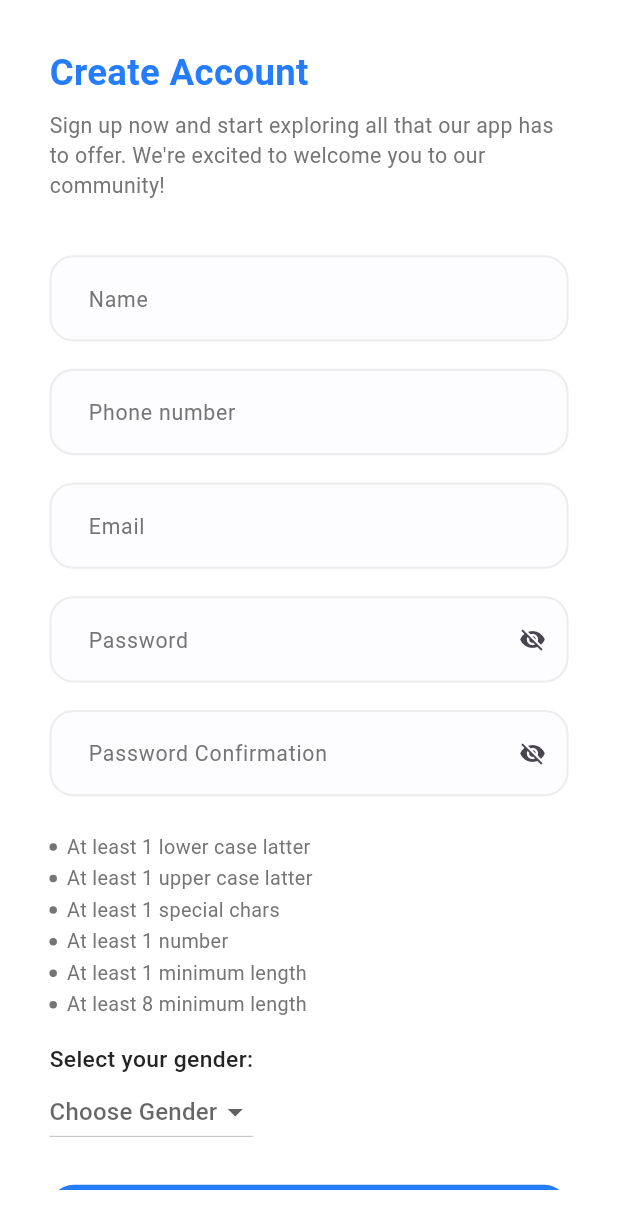
After one commit to Ahmed-Mohmmed-Yousef/flutter_compelet_project, a Flutter app: the SignupScreen screen opened by its route, on a phone screen of 412 x 824 dp. The commit adds this screen. Shown: the top 1229 px of the screen. Run offline on Flutter 3.47's test engine with Material 3 defaults, Android fonts, the phone set to English and light mode, and no system bars; our stand-ins replace dio, flutter_bloc, flutter_screenutil, flutter_svg, freezed_annotation, get_it and 2 more; generated files the repository leaves out were written again.

Commit message:
signup ui

```diff
--- a/lib/core/helpers/app_regex.dart
+++ b/lib/core/helpers/app_regex.dart
@@ -8,6 +8,10 @@
     return RegExp(
             r"^(?=.*[a-z])(?=.*[A-Z])(?=.*\d)(?=.*[@$!%*?&])[A-Za-z\d@$!%*?&]{8,}$")
         .hasMatch(password);
+  }
+
+  static bool isPhoneNumberValid(String phoneNumber) {
+    return RegExp(r'^(010|011|012|015)[0-9]{8}$').hasMatch(phoneNumber);
   }
 
   static bool hasLowerCase(String password) {
--- a/lib/core/networking/api_constants.dart
+++ b/lib/core/networking/api_constants.dart
@@ -2,6 +2,7 @@
   static const String apiBaseUrl = "https://vcare.integration25.com/api/";
 
   static const String login = "auth/login";
+  static const String signUp = "auth/register";
 }
 
 class ApiErrors {
--- a/lib/core/routing/app_router.dart
+++ b/lib/core/routing/app_router.dart
@@ -6,6 +6,8 @@
 import 'package:flutter_complete_project/features/login/logic/cubit/login_cubit.dart';
 import 'package:flutter_complete_project/features/login/ui/login_screen.dart';
 import 'package:flutter_complete_project/features/onboarding/onboarding_screen.dart';
+import 'package:flutter_complete_project/features/register/logic/signup_cubit.dart';
+import 'package:flutter_complete_project/features/register/ui/signup_screen.dart';
 
 class AppRouter {
   Route generateRoute(RouteSettings settings) {
@@ -24,6 +26,13 @@
             child: const LoginScreen(),
           ),
         );
+      case Routes.signupScreen:
+        return MaterialPageRoute(
+          builder: (_) => BlocProvider(
+            create: (context) => getIt<SignupCubit>(),
+            child: const SignupScreen(),
+          ),
+        );
       case Routes.homeScreen:
         return MaterialPageRoute(
           builder: (_) => const HomeScreen(),
--- a/lib/core/routing/routes.dart
+++ b/lib/core/routing/routes.dart
@@ -1,5 +1,6 @@
 class Routes {
   static const String onBoardingScreen = '/onBoardingScreen';
   static const String loginScreen = '/loginScreen';
+  static const String signupScreen = '/signupScreen';
   static const String homeScreen = '/homeScreen';
 }
--- a/lib/core/theming/styles.dart
+++ b/lib/core/theming/styles.dart
@@ -69,6 +69,12 @@
     color: ColorsManager.darkBlue,
   );
 
+  static TextStyle font14BlueSemiBold = TextStyle(
+    fontSize: 14.sp,
+    fontWeight: FontWeightHelper.semiBold,
+    color: ColorsManager.mainBlue,
+  );
+
   static TextStyle font14BlueSimeBold = TextStyle(
     fontSize: 14.sp,
     fontWeight: FontWeightHelper.semiBold,
@@ -76,6 +82,12 @@
   );
 
   static TextStyle font15DarkBlueMeduim = TextStyle(
+    fontSize: 15.sp,
+    fontWeight: FontWeightHelper.medium,
+    color: ColorsManager.darkBlue,
+  );
+
+  static TextStyle font15DarkBlueMedium = TextStyle(
     fontSize: 15.sp,
     fontWeight: FontWeightHelper.medium,
     color: ColorsManager.darkBlue,
--- a/lib/features/login/logic/cubit/login_cubit.dart
+++ b/lib/features/login/logic/cubit/login_cubit.dart
@@ -31,9 +31,14 @@
     return null;
   }
 
-  void emitLoginState(LoginRequestBody request) async {
+  void emitLoginState() async {
     emit(const LoginState.loading());
-    final response = await _loginRepo.login(request);
+    final response = await _loginRepo.login(
+      LoginRequestBody(
+        email: emailController.text,
+        password: passwordController.text,
+      ),
+    );
     response.when(success: (data) {
       emit(LoginState.success(data));
     }, failure: (error) {
--- /dev/null
+++ b/lib/features/register/data/models/signup_request_body.dart
@@ -0,0 +1,26 @@
+import 'package:freezed_annotation/freezed_annotation.dart';
+
+part 'signup_request_body.g.dart';
+
+@JsonSerializable()
+class SignupRequestBody {
+  final String name;
+  final String email;
+  final String password;
+  @JsonKey(name: 'confirm_password')
+  final String passwordConfirmation;
+  final String phone;
+  final int gender;
+
+  SignupRequestBody({
+    required this.name,
+    required this.email,
+    required this.password,
+    required this.passwordConfirmation,
+    required this.phone,
+    required this.gender,
+  });
+
+  factory SignupRequestBody.fromJson(Map<String, dynamic> json) =>
+      _$SignupRequestBodyFromJson(json);
+}
--- /dev/null
+++ b/lib/features/register/data/repo/signup_repo.dart
@@ -0,0 +1,21 @@
+import 'package:flutter_complete_project/core/networking/api_error_handler.dart';
+import 'package:flutter_complete_project/core/networking/api_result.dart';
+import 'package:flutter_complete_project/core/networking/api_service.dart';
+import 'package:flutter_complete_project/features/register/data/models/signup_request_body.dart';
+import 'package:flutter_complete_project/features/register/data/models/signup_response.dart';
+
+class SignupRepo {
+  final ApiService _apiService;
+
+  SignupRepo(this._apiService);
+
+  Future<ApiResult<SignupResponse>> signup(
+      SignupRequestBody signupRequestBody) async {
+    try {
+      final response = await _apiService.signup(signupRequestBody);
+      return ApiResult.success(response);
+    } catch (errro) {
+      return ApiResult.failure(ErrorHandler.handle(errro));
+    }
+  }
+}
--- /dev/null
+++ b/lib/features/register/logic/signup_cubit.dart
@@ -0,0 +1,43 @@
+import 'package:flutter/material.dart';
+import 'package:flutter_bloc/flutter_bloc.dart';
+import 'package:flutter_complete_project/features/register/data/models/signup_request_body.dart';
+import 'package:flutter_complete_project/features/register/data/repo/signup_repo.dart';
+import 'package:flutter_complete_project/features/register/logic/signup_state.dart';
+
+class SignupCubit extends Cubit<SignupState> {
+  final SignupRepo _signupRepo;
+  SignupCubit(this._signupRepo) : super(const SignupState.initial());
+
+  TextEditingController nameController = TextEditingController();
+  TextEditingController emailController = TextEditingController();
+  TextEditingController phoneController = TextEditingController();
+  TextEditingController passwordController = TextEditingController();
+  TextEditingController passwordConfirmationController =
+      TextEditingController();
+  int _gender = 0;
+  final formKey = GlobalKey<FormState>();
+
+  void changeGender(int gender) {
+    _gender = gender;
+    emit(SignupState.signupGender(value: gender));
+  }
+
+  void emitSignupStates() async {
+    emit(const SignupState.signupLoading());
+    final response = await _signupRepo.signup(
+      SignupRequestBody(
+        name: nameController.text,
+        email: emailController.text,
+        phone: phoneController.text,
+        password: passwordController.text,
+        passwordConfirmation: passwordConfirmationController.text,
+        gender: _gender,
+      ),
+    );
+    response.when(success: (signupResponse) {
+      emit(SignupState.signupSuccess(signupResponse));
+    }, failure: (error) {
+      emit(SignupState.signupError(error: error.failure.message ?? ''));
+    });
+  }
+}
--- /dev/null
+++ b/lib/features/register/logic/signup_state.dart
@@ -0,0 +1,13 @@
+import 'package:freezed_annotation/freezed_annotation.dart';
+
+part 'signup_state.freezed.dart';
+
+@freezed
+class SignupState<T> with _$SignupState<T> {
+  const factory SignupState.initial() = _Initial;
+
+  const factory SignupState.signupGender({required int value}) = SignupGender;
+  const factory SignupState.signupLoading() = SignupLoading;
+  const factory SignupState.signupSuccess(T data) = SignupSuccess<T>;
+  const factory SignupState.signupError({required String error}) = SignupError;
+}
--- /dev/null
+++ b/lib/features/register/ui/signup_screen.dart
@@ -0,0 +1,71 @@
+import 'package:flutter/material.dart';
+import 'package:flutter_bloc/flutter_bloc.dart';
+import 'package:flutter_complete_project/core/helpers/spacing.dart';
+import 'package:flutter_complete_project/core/theming/styles.dart';
+import 'package:flutter_complete_project/core/widgets/app_text_button.dart';
+import 'package:flutter_complete_project/features/login/ui/widgets/terms_and_conditions_text.dart';
+import 'package:flutter_complete_project/features/register/logic/signup_cubit.dart';
+import 'package:flutter_complete_project/features/register/ui/widgets/already_have_account_text.dart';
+import 'package:flutter_complete_project/features/register/ui/widgets/sign_up_bloc_listener.dart';
+import 'package:flutter_complete_project/features/register/ui/widgets/signup_form.dart';
+import 'package:flutter_complete_project/features/register/ui/widgets/signup_gender.dart';
+import 'package:flutter_screenutil/flutter_screenutil.dart';
+
+class SignupScreen extends StatelessWidget {
+  const SignupScreen({super.key});
+
+  @override
+  Widget build(BuildContext context) {
+    return Scaffold(
+      body: SafeArea(
+        child: Padding(
+          padding: EdgeInsets.symmetric(horizontal: 30.w, vertical: 30.h),
+          child: SingleChildScrollView(
+            child: Column(
+              crossAxisAlignment: CrossAxisAlignment.start,
+              children: [
+                Text(
+                  'Create Account',
+                  style: TextStyles.font24BlueBold,
+                ),
+                verticalSpacing(8),
+                Text(
+                  'Sign up now and start exploring all that our app has to offer. We\'re excited to welcome you to our community!',
+                  style: TextStyles.font14GrayRegular,
+                ),
+                verticalSpacing(36),
+                Column(
+                  crossAxisAlignment: CrossAxisAlignment.start,
+                  children: [
+                    const SignupForm(),
+                    verticalSpacing(16),
+                    const SignUpGender(),
+                    verticalSpacing(24),
+                    AppTextButton(
+                      buttonText: "Create Account",
+                      textStyle: TextStyles.font16WhiteSemiBold,
+                      onPressed: () {
+                        validateThenDoSignup(context);
+                      },
+                    ),
+                    verticalSpacing(16),
+                    const TermsAndConditionsText(),
+                    verticalSpacing(30),
+                    const AlreadyHaveAccountText(),
+                    const SignupBlocListener(),
+                  ],
+                ),
+              ],
+            ),
+          ),
+        ),
+      ),
+    );
+  }
+
+  void validateThenDoSignup(BuildContext context) {
+    if (context.read<SignupCubit>().formKey.currentState!.validate()) {
+      context.read<SignupCubit>().emitSignupStates();
+    }
+  }
+}
--- /dev/null
+++ b/lib/features/register/ui/widgets/signup_form.dart
@@ -0,0 +1,156 @@
+import 'package:flutter/material.dart';
+import 'package:flutter_bloc/flutter_bloc.dart';
+import 'package:flutter_complete_project/core/helpers/app_regex.dart';
+import 'package:flutter_complete_project/core/helpers/spacing.dart';
+import 'package:flutter_complete_project/core/widgets/app_text_form_field.dart';
+import 'package:flutter_complete_project/features/login/ui/widgets/password_validations.dart';
+import 'package:flutter_complete_project/features/register/logic/signup_cubit.dart';
+
+class SignupForm extends StatefulWidget {
+  const SignupForm({super.key});
+
+  @override
+  State<SignupForm> createState() => _SignupFormState();
+}
+
+class _SignupFormState extends State<SignupForm> {
+  bool isPasswordObscureText = true;
+  bool isPasswordConfirmationObscureText = true;
+
+  bool hasLowercase = false;
+  bool hasUppercase = false;
+  bool hasSpecialCharacters = false;
+  bool hasNumber = false;
+  bool hasMinLength = false;
+
+  late TextEditingController passwordController;
+
+  @override
+  void initState() {
+    super.initState();
+    passwordController = context.read<SignupCubit>().passwordController;
+    setupPasswordControllerListener();
+  }
+
+  void setupPasswordControllerListener() {
+    passwordController.addListener(() {
+      setState(() {
+        hasLowercase = AppRegex.hasLowerCase(passwordController.text);
+        hasUppercase = AppRegex.hasUpperCase(passwordController.text);
+        hasSpecialCharacters =
+            AppRegex.hasSpecialCharacter(passwordController.text);
+        hasNumber = AppRegex.hasNumber(passwordController.text);
+        hasMinLength = AppRegex.hasMinLength(passwordController.text);
+      });
+    });
+  }
+
+  @override
+  Widget build(BuildContext context) {
+    return Form(
+      key: context.read<SignupCubit>().formKey,
+      child: Column(
+        children: [
+          AppTextFormField(
+            hintText: 'Name',
+            validator: (value) {
+              if (value == null || value.isEmpty) {
+                return 'Please enter a valid name';
+              }
+              return null;
+            },
+            controller: context.read<SignupCubit>().nameController,
+          ),
+          verticalSpacing(18),
+          AppTextFormField(
+            hintText: 'Phone number',
+            validator: (value) {
+              if (value == null ||
+                  value.isEmpty ||
+                  !AppRegex.isPhoneNumberValid(value)) {
+                return 'Please enter a valid phone number';
+              }
+              return null;
+            },
+            controller: context.read<SignupCubit>().phoneController,
+          ),
+          verticalSpacing(18),
+          AppTextFormField(
+            hintText: 'Email',
+            validator: (value) {
+              if (value == null ||
+                  value.isEmpty ||
+                  !AppRegex.isEmailValid(value)) {
+                return 'Please enter a valid email';
+              }
+              return null;
+            },
+            controller: context.read<SignupCubit>().emailController,
+          ),
+          verticalSpacing(18),
+          AppTextFormField(
+            controller: context.read<SignupCubit>().passwordController,
+            hintText: 'Password',
+            isObscureText: isPasswordObscureText,
+            suffixIcon: GestureDetector(
+              onTap: () {
+                setState(() {
+                  isPasswordObscureText = !isPasswordObscureText;
+                });
+              },
+              child: Icon(
+                isPasswordObscureText ? Icons.visibility_off : Icons.visibility,
+              ),
+            ),
+            validator: (value) {
+              if (value == null || value.isEmpty) {
+                return 'Please enter a valid password';
+              }
+              return null;
+            },
+          ),
+          verticalSpacing(18),
+          AppTextFormField(
+            controller:
+                context.read<SignupCubit>().passwordConfirmationController,
+            hintText: 'Password Confirmation',
+            isObscureText: isPasswordConfirmationObscureText,
+            suffixIcon: GestureDetector(
+              onTap: () {
+                setState(() {
+                  isPasswordConfirmationObscureText =
+                      !isPasswordConfirmationObscureText;
+                });
+              },
+              child: Icon(
+                isPasswordConfirmationObscureText
+                    ? Icons.visibility_off
+                    : Icons.visibility,
+              ),
+            ),
+            validator: (value) {
+              if (value == null || value.isEmpty) {
+                return 'Please enter a valid password';
+              }
+              return null;
+            },
+          ),
+          verticalSpacing(24),
+          PasswordValidations(
+            hasLowerCase: hasLowercase,
+            hasUpperCase: hasUppercase,
+            hasSpecialChar: hasSpecialCharacters,
+            hasNumber: hasNumber,
+            hasMinLength: hasMinLength,
+          ),
+        ],
+      ),
+    );
+  }
+
+  @override
+  void dispose() {
+    passwordController.dispose();
+    super.dispose();
+  }
+}
--- /dev/null
+++ b/lib/features/register/ui/widgets/signup_gender.dart
@@ -0,0 +1,48 @@
+import 'package:flutter/material.dart';
+import 'package:flutter_bloc/flutter_bloc.dart';
+import 'package:flutter_complete_project/core/theming/styles.dart';
+import 'package:flutter_complete_project/features/register/logic/signup_cubit.dart';
+
+class SignUpGender extends StatefulWidget {
+  const SignUpGender({super.key});
+
+  @override
+  State<SignUpGender> createState() => _SignUpGenderState();
+}
+
+class _SignUpGenderState extends State<SignUpGender> {
+  String? _selectedGender;
+
+  @override
+  Widget build(BuildContext context) {
+    return Column(
+      crossAxisAlignment: CrossAxisAlignment.start,
+      children: [
+        Text(
+          'Select your gender:',
+          style: TextStyles.font15DarkBlueMedium,
+        ),
+        DropdownButton<String>(
+          hint: const Text('Choose Gender'),
+          value: _selectedGender,
+          onChanged: (String? newValue) {
+            setState(() {
+              _selectedGender = newValue;
+
+              context
+                  .read<SignupCubit>()
+                  .changeGender(newValue == 'Male' ? 0 : 1);
+            });
+          },
+          items: <String>['Male', 'Female']
+              .map<DropdownMenuItem<String>>((String value) {
+            return DropdownMenuItem<String>(
+              value: value,
+              child: Text(value),
+            );
+          }).toList(),
+        )
+      ],
+    );
+  }
+}
```
Also changed, not shown: lib/core/di/dependancy_injection.dart (+7 -1 lines), lib/core/networking/api_service.dart (+7 -0 lines), lib/features/login/ui/login_screen.dart (+3 -8 lines), lib/features/login/ui/widgets/dont_have_account_text.dart (added, +32 -0 lines), lib/features/register/data/models/signup_response.dart (added, +28 -0 lines), lib/features/register/ui/widgets/already_have_account_text.dart (renamed from lib/features/login/ui/widgets/already_have_account_text.dart, +8 -1 lines), lib/features/register/ui/widgets/sign_up_bloc_listener.dart (added, +104 -0 lines), lib/core/networking/api_service.g.dart, lib/features/register/data/models/signup_request_body.g.dart (added), lib/features/register/data/models/signup_response.g.dart (added), lib/features/register/logic/signup_state.freezed.dart (added).
